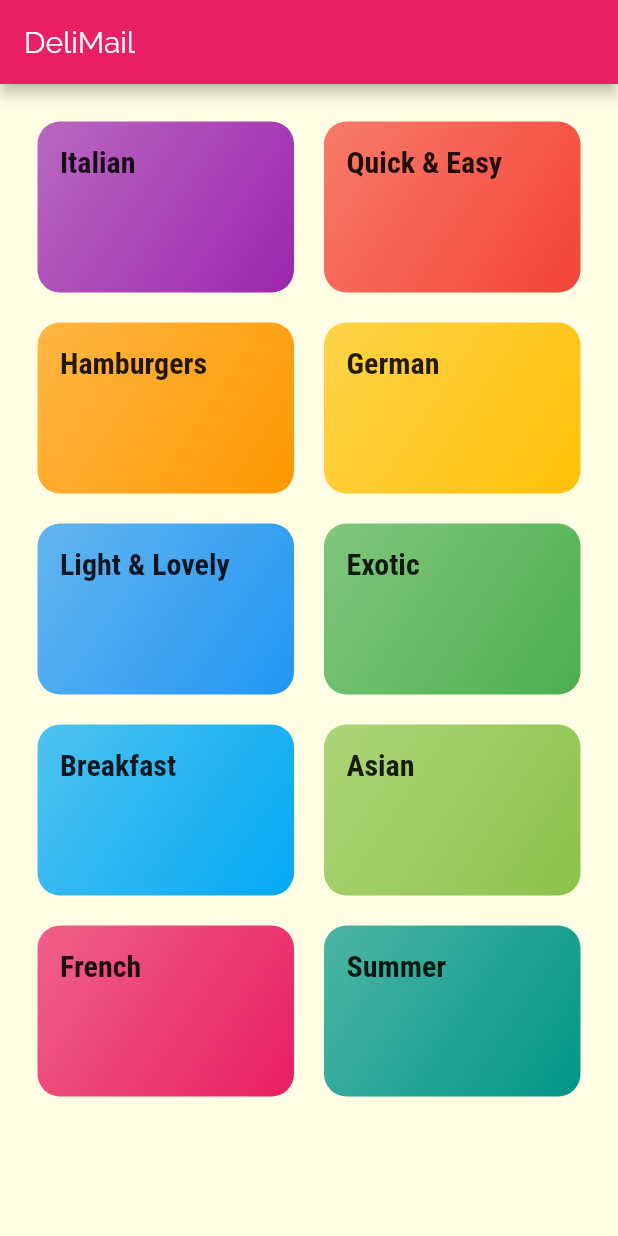
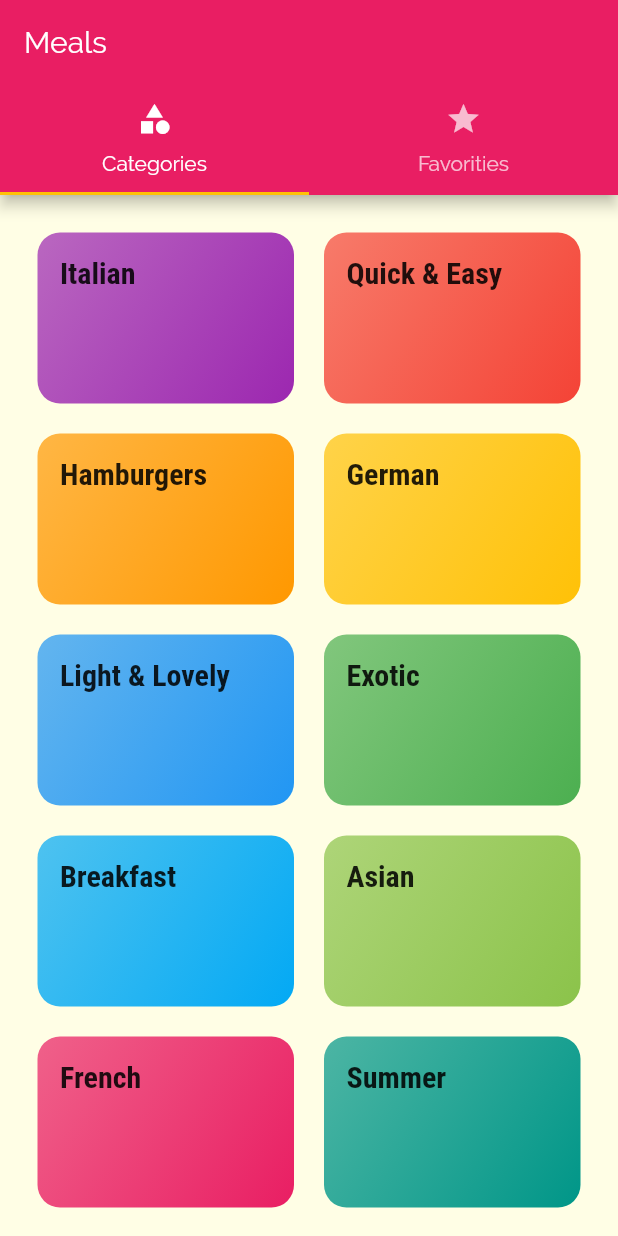
Before and after one commit to ManuelDev1810/Flutter, a Flutter app: the screen it shows after launch, on a phone screen of 412 x 824 dp. Run offline on Flutter 3.47's test engine with Material 2 defaults, Android fonts, the phone set to English and light mode, and no system bars.

Commit message:
Adding a top tabbar

```diff
--- a/7.NavegationMultipleScreens/navigation_screens/lib/main.dart
+++ b/7.NavegationMultipleScreens/navigation_screens/lib/main.dart
@@ -1,4 +1,5 @@
 import 'package:flutter/material.dart';
+import './screens/tabs_screen.dart';
 import './screens/meal_detail_screen.dart';
 import './screens/categories_screen.dart';
 import './screens/category_meals_screen.dart';
@@ -33,7 +34,7 @@ class MyApp extends StatelessWidget {
       // home: CategoriesScreen(),
       initialRoute: '/',
       routes: {
-        '/': (_) => CategoriesScreen(),
+        '/': (_) => TabsScreen(),
         CategoryMealsScreen.routeName: (_) => CategoryMealsScreen(),
         MealDetailScreen.routeName: (_) => MealDetailScreen(),
       },
--- a/7.NavegationMultipleScreens/navigation_screens/lib/screens/categories_screen.dart
+++ b/7.NavegationMultipleScreens/navigation_screens/lib/screens/categories_screen.dart
@@ -6,11 +6,8 @@ class CategoriesScreen extends StatelessWidget {
   @override
   Widget build(BuildContext context) {
     //Typically any widget that uses scaffoldis is a page, is a  screen widget
-    return Scaffold(
-      appBar: AppBar(
-        title: const Text('DeliMail'),
-      ),
-      body: GridView(
+    //We dont use scaffold here because is going to be the bottom of the tab bar
+    return  GridView(
         padding: const EdgeInsets.all(25),
         children: DUMMY_CATEGORIES
             .map(
@@ -28,7 +25,6 @@ class CategoriesScreen extends StatelessWidget {
           crossAxisSpacing: 20,
           mainAxisSpacing: 20,
         ),
-      ),
     );
   }
 }
--- /dev/null
+++ b/7.NavegationMultipleScreens/navigation_screens/lib/screens/favorities_screen.dart
@@ -0,0 +1,9 @@
+import 'package:flutter/material.dart';
+
+class FavoritiesScreen extends StatelessWidget {
+  @override
+  Widget build(BuildContext context) {
+    //We dont use scaffold here because is going to be the bottom of the tab bar
+    return Center(child: Text('Favorities'),);
+  }
+}
--- a/7.NavegationMultipleScreens/navigation_screens/lib/screens/meal_detail_screen.dart
+++ b/7.NavegationMultipleScreens/navigation_screens/lib/screens/meal_detail_screen.dart
@@ -1,6 +1,5 @@
 import 'package:flutter/material.dart';
 import 'package:navigation_screens/dummy_data.dart';
-import './category_meals_screen.dart';
 
 class MealDetailScreen extends StatelessWidget {
   static const routeName = '/mail-detail';
--- /dev/null
+++ b/7.NavegationMultipleScreens/navigation_screens/lib/screens/tabs_screen.dart
@@ -0,0 +1,46 @@
+import 'package:flutter/material.dart';
+import './favorities_screen.dart';
+import './categories_screen.dart';
+
+class TabsScreen extends StatefulWidget {
+  @override
+  _TabsScreen createState() => _TabsScreen();
+}
+
+class _TabsScreen extends State<TabsScreen> {
+  @override
+  Widget build(BuildContext context) {
+    return DefaultTabController(
+      length: 2,
+      child: Scaffold(
+        appBar: AppBar(
+          title: Text('Meals'),
+          //The TabBar and the DefaultTabController connect to each other by flutter
+          bottom: TabBar(
+            tabs: <Widget>[
+              Tab(
+                icon: Icon(
+                  Icons.category,
+                ),
+                text: 'Categories',
+              ),
+              Tab(
+                icon: Icon(
+                  Icons.star,
+                ),
+                text: 'Favorities',
+              ),
+            ],
+          ),
+        ),
+        //The TabBarView and the DefaultTabController connect to each other by flutter
+        body: TabBarView(
+          children: <Widget>[
+            CategoriesScreen(),
+            FavoritiesScreen(),
+          ],
+        ),
+      ),
+    );
+  }
+}
```
